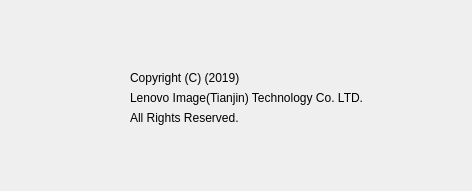
lzk/statusmonitor, file cpath/membercenter/about.ui: the form before one commit.
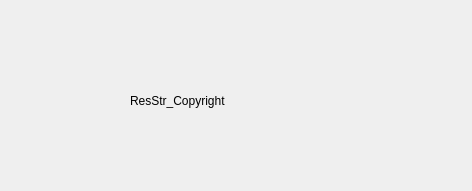
The form after the commit. Icons and pictures are not drawn.

The edit to the form file:
```diff
--- a/cpath/membercenter/about.ui
+++ b/cpath/membercenter/about.ui
@@ -61,38 +61,12 @@
     <rect>
      <x>130</x>
      <y>70</y>
-     <width>241</width>
-     <height>16</height>
+     <width>291</width>
+     <height>61</height>
     </rect>
    </property>
    <property name="text">
-    <string>Copyright (C) (2019)</string>
-   </property>
-  </widget>
-  <widget class="QLabel" name="lab_copyright2">
-   <property name="geometry">
-    <rect>
-     <x>130</x>
-     <y>90</y>
-     <width>301</width>
-     <height>16</height>
-    </rect>
-   </property>
-   <property name="text">
-    <string>Lenovo Image(Tianjin) Technology Co. LTD.</string>
-   </property>
-  </widget>
-  <widget class="QLabel" name="lab_copyright3">
-   <property name="geometry">
-    <rect>
-     <x>130</x>
-     <y>110</y>
-     <width>241</width>
-     <height>16</height>
-    </rect>
-   </property>
-   <property name="text">
-    <string>All Rights Reserved.</string>
+    <string>ResStr_Copyright</string>
    </property>
   </widget>
   <widget class="QLabel" name="lab_logo">
```
